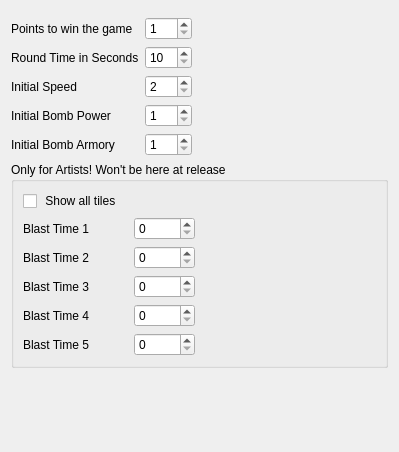
First picture: the form in granatier/src/generalsettings.ui, repository jsj2008/kdegames, before the edit.
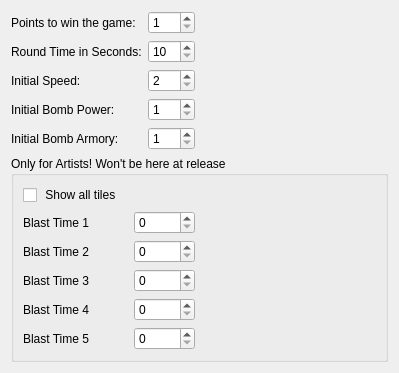
Second picture: the form after the edit.

Commit message: HIG changes (right align labes in General Setting)

What changed in the file:
```diff
--- a/granatier/src/generalsettings.ui
+++ b/granatier/src/generalsettings.ui
@@ -6,19 +6,38 @@
    <rect>
     <x>0</x>
     <y>0</y>
-    <width>388</width>
-    <height>452</height>
+    <width>385</width>
+    <height>330</height>
    </rect>
   </property>
   <layout class="QGridLayout" name="gridLayout">
-   <item row="3" column="0">
+   <item row="0" column="0">
+    <layout class="QFormLayout" name="formLayout">
+     <item row="0" column="0">
+      <widget class="QLabel" name="label_2">
+       <property name="text">
+        <string>Points to win the game:</string>
+       </property>
+      </widget>
+     </item>
+     <item row="0" column="1">
+      <widget class="QSpinBox" name="kcfg_PointsToWin">
+       <property name="minimum">
+        <number>1</number>
+       </property>
+       <property name="maximum">
+        <number>20</number>
+       </property>
+      </widget>
+     </item>
+     <item row="1" column="0">
     <widget class="QLabel" name="label_3">
      <property name="text">
-      <string>Round Time in Seconds</string>
+        <string>Round Time in Seconds:</string>
      </property>
     </widget>
    </item>
-   <item row="3" column="1">
+     <item row="1" column="1">
     <widget class="QSpinBox" name="kcfg_RoundTime">
      <property name="minimum">
       <number>10</number>
@@ -28,27 +47,14 @@
      </property>
     </widget>
    </item>
-   <item row="1" column="2" rowspan="3">
-    <spacer name="horizontalSpacer">
-     <property name="orientation">
-      <enum>Qt::Horizontal</enum>
-     </property>
-     <property name="sizeHint" stdset="0">
-      <size>
-       <width>0</width>
-       <height>20</height>
-      </size>
-     </property>
-    </spacer>
-   </item>
-   <item row="4" column="0">
+     <item row="2" column="0">
     <widget class="QLabel" name="label_4">
      <property name="text">
-      <string>Initial Speed</string>
+        <string>Initial Speed:</string>
      </property>
     </widget>
    </item>
-   <item row="4" column="1">
+     <item row="2" column="1">
     <widget class="QSpinBox" name="kcfg_InitialSpeed">
      <property name="minimum">
       <number>2</number>
@@ -58,14 +64,14 @@
      </property>
     </widget>
    </item>
-   <item row="5" column="0">
+     <item row="3" column="0">
     <widget class="QLabel" name="label_5">
      <property name="text">
-      <string>Initial Bomb Power</string>
+        <string>Initial Bomb Power:</string>
      </property>
     </widget>
    </item>
-   <item row="5" column="1">
+     <item row="3" column="1">
     <widget class="QSpinBox" name="kcfg_InitialBombPower">
      <property name="minimum">
       <number>1</number>
@@ -75,14 +81,14 @@
      </property>
     </widget>
    </item>
-   <item row="6" column="0">
+     <item row="4" column="0">
     <widget class="QLabel" name="label_6">
      <property name="text">
-      <string>Initial Bomb Armory</string>
+        <string>Initial Bomb Armory:</string>
      </property>
     </widget>
    </item>
-   <item row="6" column="1">
+     <item row="4" column="1">
     <widget class="QSpinBox" name="kcfg_InitialBombArmory">
      <property name="minimum">
       <number>1</number>
@@ -92,7 +98,22 @@
      </property>
     </widget>
    </item>
-   <item row="7" column="0" colspan="3">
+    </layout>
+   </item>
+   <item row="0" column="1">
+    <spacer name="horizontalSpacer">
+     <property name="orientation">
+      <enum>Qt::Horizontal</enum>
+     </property>
+     <property name="sizeHint" stdset="0">
+      <size>
+       <width>0</width>
+       <height>20</height>
+      </size>
+     </property>
+    </spacer>
+   </item>
+   <item row="1" column="0" colspan="2">
     <widget class="QGroupBox" name="groupBox">
      <property name="title">
       <string>Only for Artists! Won't be here at release</string>
@@ -191,7 +212,7 @@
      </layout>
     </widget>
    </item>
-   <item row="8" column="0" colspan="3">
+   <item row="2" column="0" colspan="2">
     <spacer name="verticalSpacer">
      <property name="orientation">
       <enum>Qt::Vertical</enum>
@@ -204,23 +225,6 @@
      </property>
     </spacer>
    </item>
-   <item row="2" column="1">
-    <widget class="QSpinBox" name="kcfg_PointsToWin">
-     <property name="minimum">
-      <number>1</number>
-     </property>
-     <property name="maximum">
-      <number>20</number>
-     </property>
-    </widget>
-   </item>
-   <item row="2" column="0">
-    <widget class="QLabel" name="label_2">
-     <property name="text">
-      <string>Points to win the game</string>
-     </property>
-    </widget>
-   </item>
   </layout>
  </widget>
  <resources/>
```
Lines whose indentation alone changed are shown as unchanged.
